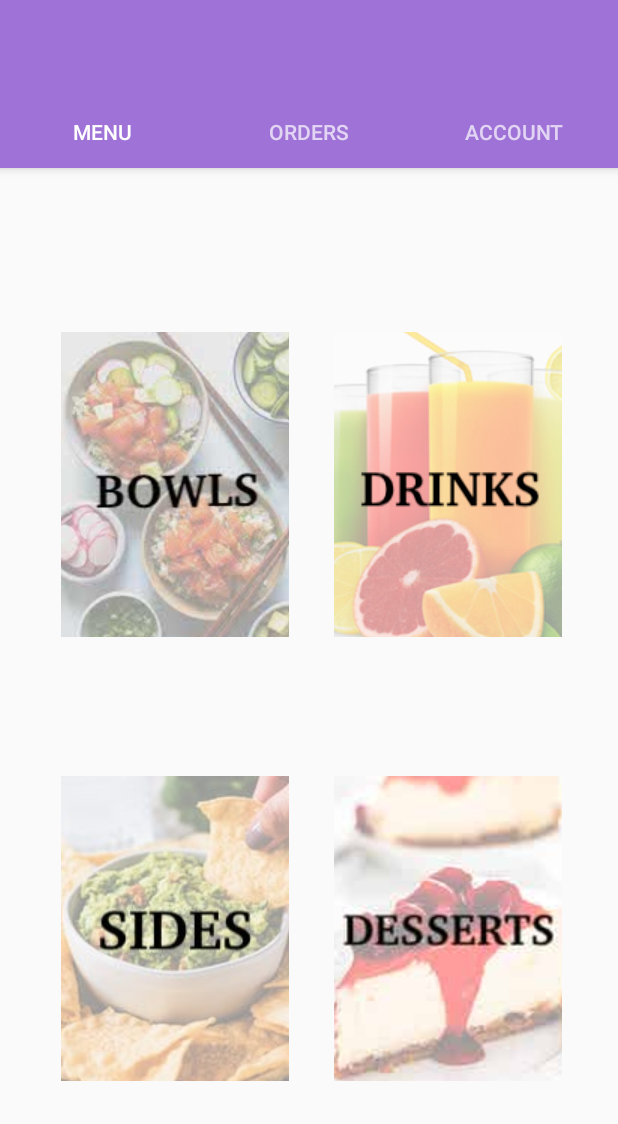
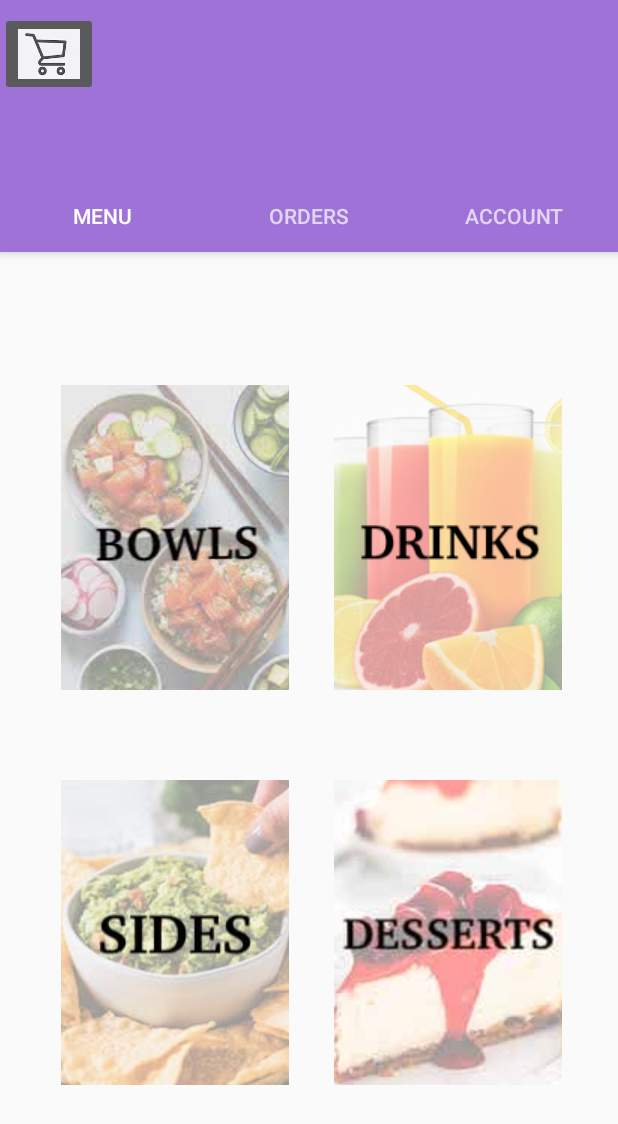
Before and after one commit to ekosharny/Placeholder, an Android app: the TabFragments screen opened directly, with no data from a screen before it, on a phone screen of 412 x 824 dp. Shown: the top 1124 px of the screen. Run offline under Robolectric (Android 15) with nearby library versions, the phone set to English and light mode, and no system bars; Roboto replaces fonts that are not available here.

Commit message:
Add files via upload

```diff
--- a/app/src/main/res/layout/activity_tab_fragments.xml
+++ b/app/src/main/res/layout/activity_tab_fragments.xml
@@ -16,6 +16,13 @@
         android:background="@color/colorAccent"
         android:paddingTop="@dimen/appbar_padding_top"
         android:theme="@style/AppTheme.AppBarOverlay">
+
+        <ImageButton
+            android:id="@+id/imageButton"
+            android:layout_width="65dp"
+            android:layout_height="56dp"
+            android:scaleType="fitCenter"
+            app:srcCompat="@drawable/cart" />
 
         <android.support.v7.widget.Toolbar
             android:id="@+id/toolbar"
```
